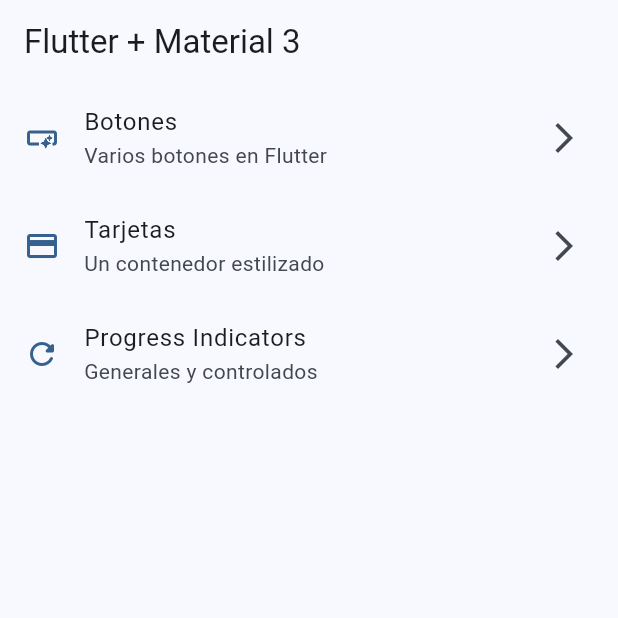
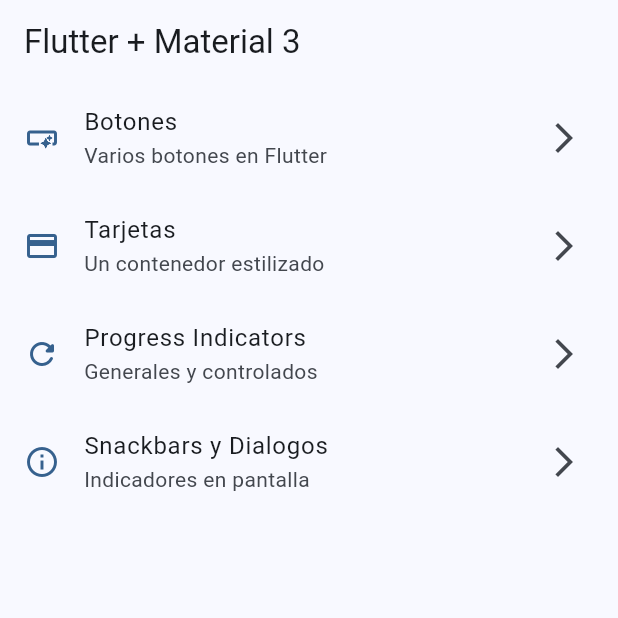
Before and after one commit to matiasespinozah/FlutterLearningMultipleWidgets, a Flutter app: the screen it shows after launch, on a phone screen of 412 x 824 dp, the top half of it. Run offline on Flutter 3.47's test engine with Material 2 defaults, Android fonts, the phone set to English and light mode, and no system bars; our stand-ins replace go_router.

Commit message:
snackbars dialogs terminados

```diff
--- a/lib/config/menu/menu_items.dart
+++ b/lib/config/menu/menu_items.dart
@@ -33,4 +33,10 @@ const appMenuItems = <MenuItem>[
     link: '/progress',
     icon: Icons.refresh_rounded,
   ),
+  MenuItem(
+    title: 'Snackbars y Dialogos',
+    subtitle: 'Indicadores en pantalla',
+    link: '/snackbar',
+    icon: Icons.info_outline,
+  ),
 ];
--- a/lib/config/router/app_router.dart
+++ b/lib/config/router/app_router.dart
@@ -24,5 +24,10 @@ final appRouter = GoRouter(
       path: '/progress',
       builder: (context, state) => const ProgressScreen(),
     ),
+    GoRoute(
+      name: SnackbarScreen.name,
+      path: '/snackbar',
+      builder: (context, state) => const SnackbarScreen(),
+    ),
   ],
 );
--- a/lib/main.dart
+++ b/lib/main.dart
@@ -12,6 +12,7 @@ class MainApp extends StatelessWidget {
   @override
   Widget build(BuildContext context) {
     return MaterialApp.router(
+      title: 'Flutter Widgets',
       routerConfig: appRouter,
       debugShowCheckedModeBanner: false,
       theme: AppTheme(selectedColor: 0).getTheme(),
```
Also changed, not shown: lib/presentation/screens/snackbar/snackbar_screen.dart (+81 -1 lines).
